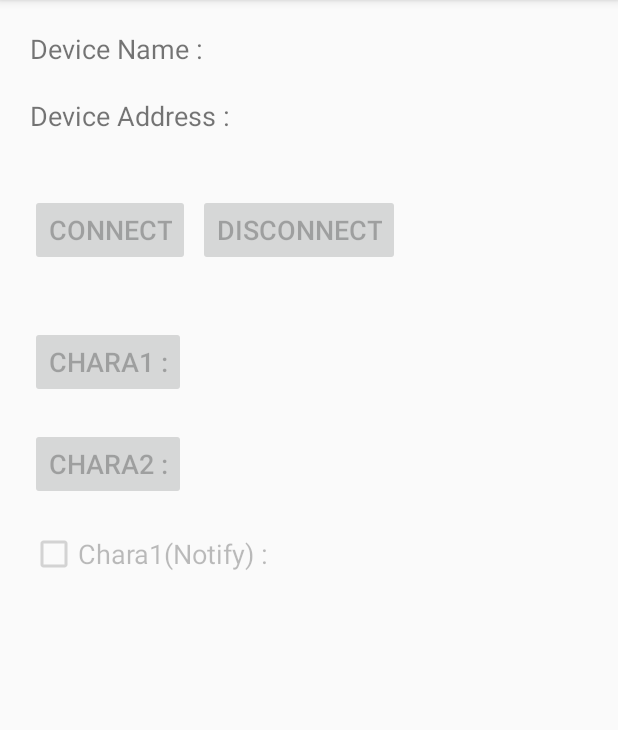
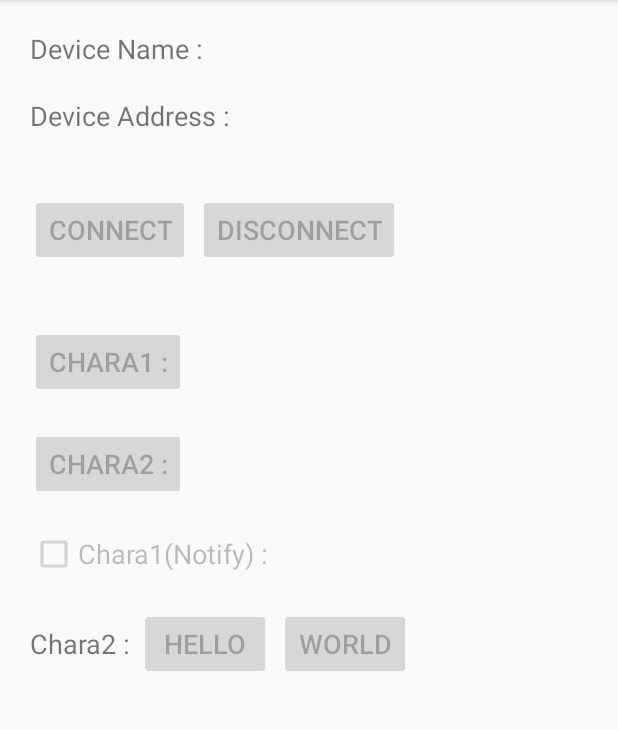
Before and after one commit to takjn/GRRNble, an Android app: the MainActivity screen opened directly, with no data from a screen before it, on a phone screen of 412 x 824 dp, the part 84-814 px from its top. Run offline under Robolectric (Android 15) with nearby library versions, the light colour scheme and no system bars; 2 statements that could not run were skipped.

Commit message:
add write characteristic

```diff
--- a/app/src/main/res/layout/activity_main.xml
+++ b/app/src/main/res/layout/activity_main.xml
@@ -159,4 +159,40 @@
             android:textSize="18sp"/>
 
     </LinearLayout>
+
+    <LinearLayout
+        android:layout_width="match_parent"
+        android:layout_height="wrap_content"
+        android:layout_margin="10dp"
+        android:orientation="horizontal">
+
+        <TextView
+            android:layout_width="wrap_content"
+            android:layout_height="wrap_content"
+            android:text="@string/chara2"
+            android:textSize="18sp"/>
+
+        <Space
+            android:layout_width="5dp"
+            android:layout_height="wrap_content"/>
+
+        <Button
+            android:id="@+id/button_writehello"
+            android:layout_width="wrap_content"
+            android:layout_height="wrap_content"
+            android:text="@string/hello"
+            android:textSize="18sp"/>
+
+        <Space
+            android:layout_width="5dp"
+            android:layout_height="wrap_content"/>
+
+        <Button
+            android:id="@+id/button_writeworld"
+            android:layout_width="wrap_content"
+            android:layout_height="wrap_content"
+            android:text="@string/world"
+            android:textSize="18sp"/>
+    </LinearLayout>
+
 </LinearLayout>
--- a/app/src/main/res/values/strings.xml
+++ b/app/src/main/res/values/strings.xml
@@ -18,6 +18,8 @@
     <string name="chara1">Chara1 : </string>
     <string name="chara2">Chara2 : </string>
     <string name="chara1_notify">Chara1(Notify) : </string>
+    <string name="hello">Hello</string>
+    <string name="world">World</string>
 
     <!-- DeviceListActivity -->
     <!-- Toast -->
```
Also changed, not shown: app/src/main/java/com/github/takjn/grrnble/MainActivity.java (+69 -3 lines).
